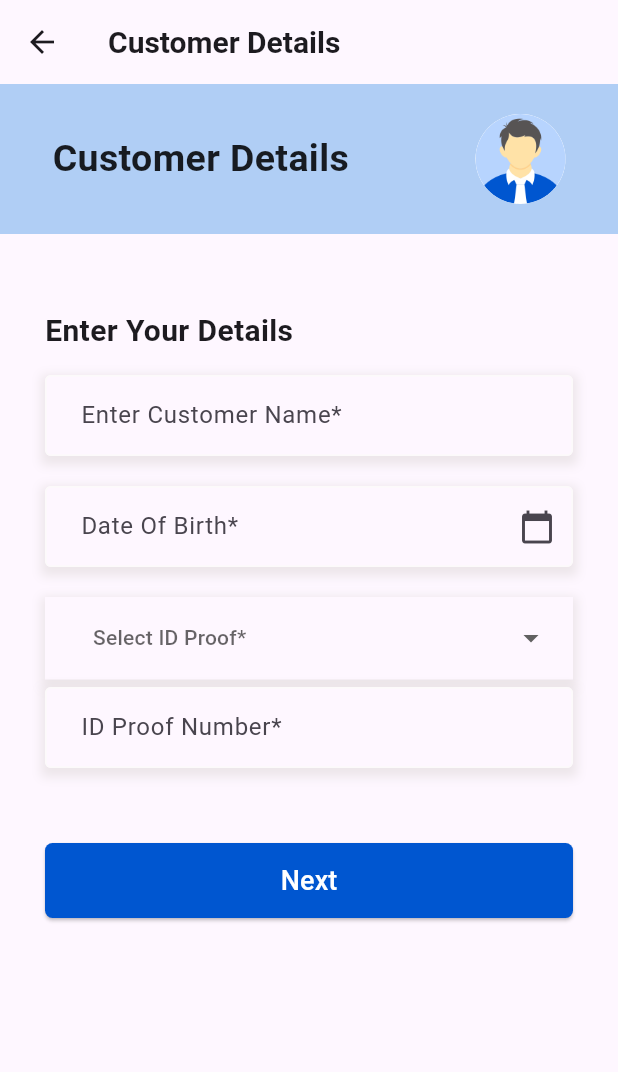
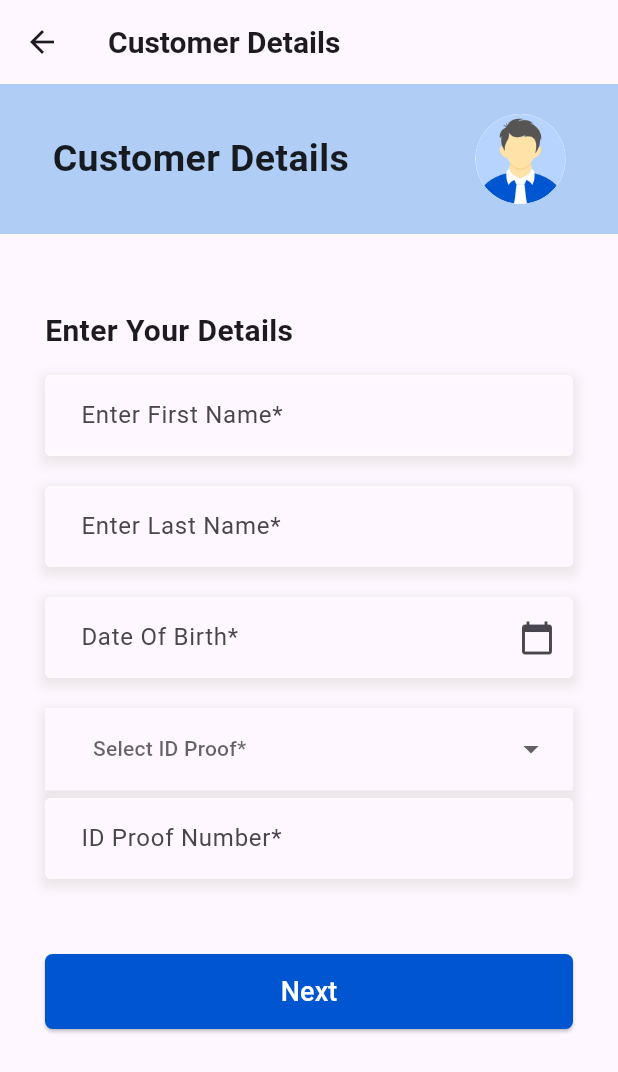
Before and after one commit to AbhayPatil31/fastag-app, a Flutter app: the CustomerDetailsPage screen opened directly with empty values, on a phone screen of 412 x 824 dp. Shown: the top 1072 px of the screen. Run offline on Flutter 3.47's test engine with Material 3 defaults, Android fonts, the phone set to English and light mode, and no system bars; drawn by our look-alikes of dropdown_button2; our stand-ins replace carousel_slider, dio, file_picker, firebase_core, firebase_messaging, fl_chart and 10 more; missing offline and left inert: razorpay_flutter; accounts and stored records are empty; network calls fail; project files that could hold a hidden picture were left out.

```diff
--- a/fast_tag/lib/api/call/addcustomerdetailscall.dart
+++ b/fast_tag/lib/api/call/addcustomerdetailscall.dart
@@ -12,6 +12,7 @@ String addcustomerdetailscallToJson(Addcustomerdetailscall data) =>
 
 class Addcustomerdetailscall {
   String? name;
+  String? lastname;
   String? dob;
   String? docType;
   String? docNo;
@@ -24,6 +25,7 @@ class Addcustomerdetailscall {
 
   Addcustomerdetailscall({
     this.name,
+    this.lastname,
     this.dob,
     this.docType,
     this.docNo,
@@ -37,6 +39,7 @@ class Addcustomerdetailscall {
   factory Addcustomerdetailscall.fromJson(Map<String, dynamic> json) =>
       Addcustomerdetailscall(
         name: json["name"],
+        lastname: json["lastName "],
         dob: json["dob"],
         docType: json["docType"],
         docNo: json["docNo"],
@@ -49,6 +52,7 @@ class Addcustomerdetailscall {
 
   Map<String, dynamic> toJson() => {
         "name": name,
+        "lastName ":lastname,
         "dob": dob,
         "docType": docType,
         "docNo": docNo,
--- a/fast_tag/lib/api/network/uri.dart
+++ b/fast_tag/lib/api/network/uri.dart
@@ -1,3 +1,5 @@
+import '../../utility/apputility.dart';
+
 class URLS {
   static String baseUrl = "https://staginglink.org/shourya-fastag/";
   String agent_login_apiUrl = baseUrl + "agent_login_api";
@@ -12,8 +14,8 @@ class URLS {
   String wallet_total_amount_api_url = baseUrl + "wallet_total_amount_api";
   String wallet_transaction_history_api_url =
       baseUrl + "wallet_transaction_history_api";
-  String fastag_category_request_api_url =
-      baseUrl + "fastag_category_request_api";
+  String fastag_category_request_api_url =Uri.parse(
+      baseUrl + "fastag_category_request_api").replace(queryParameters: {'agent_id': AppUtility.AgentId}).toString();
   String fastag_category_details_api_url =
       baseUrl + "fastag_category_details_api";
   String get_fastag_request_list_url = baseUrl + "get_fastag_request_list";
@@ -49,7 +51,7 @@ class URLS {
   String set_withdra_request_url = baseUrl + "set_withdra_request";
   String get_withdra_request_url = baseUrl + "get_withdra_request";
   String get_total_withdra_amount_url = baseUrl + "get_total_withdra_amount";
-  String get_mapper_class_api_url = baseUrl + "get_mapper_class_api";
+  String get_mapper_class_api_url = baseUrl + "get_mapper_class_api";//have to implement creatjson,networkcall,other is done
   String get_vehicle_class_api_url = baseUrl + "get_vehicle_class_api";
   final int agent_login_api = 1;
   final int profile_details_api = 2;
--- a/fast_tag/lib/pages/assign_customer_details.dart
+++ b/fast_tag/lib/pages/assign_customer_details.dart
@@ -4,12 +4,14 @@ import 'dart:io';
 import 'package:dropdown_button2/dropdown_button2.dart';
 import 'package:fast_tag/api/response/addcustomerdetailsresponse.dart';
 import 'package:fast_tag/api/response/agentplanresponse.dart';
+import 'package:fast_tag/pages/UpperCaseTextInputFormatter%20.dart';
 import 'package:fast_tag/pages/assign_vehicle_details.dart';
 import 'package:fast_tag/utility/apputility.dart';
 import 'package:fast_tag/utility/progressdialog.dart';
 import 'package:file_picker/file_picker.dart';
 import 'package:flutter/cupertino.dart';
 import 'package:flutter/material.dart';
+import 'package:flutter/services.dart';
 import 'package:flutter/widgets.dart';
 import 'package:get/get_connect/http/src/utils/utils.dart';
 import 'package:image_picker/image_picker.dart';
@@ -21,6 +23,8 @@ import '../utility/colorfile.dart';
 import '../utility/snackbardesign.dart';
 
 final _namecontroller = TextEditingController();
+final _lastnamecontroller = TextEditingController();
+
 final _dobcontroller = TextEditingController();
 final _idnumbercontroller = TextEditingController();
 final _idcontroller = TextEditingController();
@@ -95,6 +99,7 @@ class CustomerDetailsPageState extends State<CustomerDetailsPage> {
     // TODO: implement dispose
     super.dispose();
     _namecontroller.clear();
+    _lastnamecontroller.clear();
     _dobcontroller.clear();
     _idcontroller.clear();
     _idnumbercontroller.clear();
@@ -163,7 +168,8 @@ class CustomerDetailsPageState extends State<CustomerDetailsPage> {
                       ),
                     ),
                     SizedBox(height: 15),
-                    namewidget(),
+                    firstnamewidget(),
+                    lastnamewidget(),
                     dobwidget(),
                     idprofselectwidget(),
                     idselectedValue == "2" || idselectedValue == "4"
@@ -218,7 +224,7 @@ class CustomerDetailsPageState extends State<CustomerDetailsPage> {
     );
   }
 
-  Widget namewidget() {
+  Widget firstnamewidget() {
     return Container(
       margin: EdgeInsets.only(bottom: 20),
       decoration: BoxDecoration(
@@ -238,7 +244,45 @@ class CustomerDetailsPageState extends State<CustomerDetailsPage> {
           setState(() {});
         },
         decoration: InputDecoration(
-          hintText: 'Enter Customer Name*',
+          hintText: 'Enter First Name*',
+          border: OutlineInputBorder(),
+          focusedBorder: OutlineInputBorder(
+            borderSide: BorderSide(color: Colors.blue),
+          ),
+          errorText: validatecustomername ? null : errorforname,
+          errorStyle: TextStyle(color: Colors.red, fontSize: 10),
+          enabledBorder: OutlineInputBorder(
+            borderSide:
+                BorderSide(color: const Color.fromARGB(255, 252, 250, 250)!),
+          ),
+          fillColor: Theme.of(context).scaffoldBackgroundColor,
+          filled: true,
+          contentPadding: EdgeInsets.symmetric(vertical: 15, horizontal: 20),
+        ),
+      ),
+    );
+  }
+  Widget lastnamewidget() {
+    return Container(
+      margin: EdgeInsets.only(bottom: 20),
+      decoration: BoxDecoration(
+        boxShadow: [
+          BoxShadow(
+            color: Color.fromARGB(255, 219, 213, 213).withOpacity(0.5),
+            spreadRadius: 3,
+            blurRadius: 5,
+            offset: Offset(0, 3),
+          ),
+        ],
+      ),
+      child: TextField(
+        controller: _lastnamecontroller,
+        onChanged: (value) {
+          validatecustomername = true;
+          setState(() {});
+        },
+        decoration: InputDecoration(
+          hintText: 'Enter Last Name*',
           border: OutlineInputBorder(),
           focusedBorder: OutlineInputBorder(
             borderSide: BorderSide(color: Colors.blue),
@@ -518,6 +562,10 @@ class CustomerDetailsPageState extends State<CustomerDetailsPage> {
       ),
       child: TextField(
   controller: _idnumbercontroller,
+  textCapitalization: TextCapitalization.characters, // Forces capitalization
+  inputFormatters: [
+    FilteringTextInputFormatter.allow(RegExp(r'[A-Z0-9]')), // Allow only uppercase letters and digits
+  ],
   onChanged: (value) {
     validateidnumber = true;
     setState(() {});
@@ -531,8 +579,7 @@ class CustomerDetailsPageState extends State<CustomerDetailsPage> {
       borderSide: BorderSide(color: Colors.blue),
     ),
     enabledBorder: OutlineInputBorder(
-            borderSide:
-                BorderSide(color: const Color.fromARGB(255, 252, 250, 250)!),
+      borderSide: BorderSide(color: const Color.fromARGB(255, 252, 250, 250)!),
     ),
     fillColor: Theme.of(context).scaffoldBackgroundColor,
     filled: true,
@@ -683,6 +730,7 @@ class CustomerDetailsPageState extends State<CustomerDetailsPage> {
       errorforexpirydate = "Please select expiry date ";
   validatefields() {
     if (_namecontroller.text.isEmpty &&
+    _lastnamecontroller.text.isEmpty &&
         _dobcontroller.text.isEmpty &&
         idselectedValue == null &&
         _idnumbercontroller.text.isEmpty &&
@@ -732,6 +780,7 @@ class CustomerDetailsPageState extends State<CustomerDetailsPage> {
       ProgressDialog.showProgressDialog(context, "title");
       String assignfaasttag = createjson().createjsonforaddcustomerdetails(
           _namecontroller.text,
+          _lastnamecontroller.text,
           _dobcontroller.text,
           idselectedValue!,
           _idnumbercontroller.text,
--- a/fast_tag/lib/pages/signUpOtp.dart
+++ b/fast_tag/lib/pages/signUpOtp.dart
@@ -185,7 +185,7 @@ class _SignUpOtpPageState extends State<SignUpOtpPage> {
                   child: RichText(
                       text: TextSpan(
                           text:
-                              'Please enter the 6 digit security code we just sent you at ',
+                              'Please enter the 4 digit security code we just sent you at ',
                           style: TextStyle(
                               color: Color(0xff3B4453),
                               fontWeight: FontWeight.w400,
@@ -202,8 +202,8 @@ class _SignUpOtpPageState extends State<SignUpOtpPage> {
                 ),
                 SizedBox(height: 40),
                 Row(
-                  mainAxisAlignment: MainAxisAlignment.spaceBetween,
-                  children: List.generate(6, (index) => _buildTextField(index)),
+                  mainAxisAlignment: MainAxisAlignment.spaceEvenly,
+                  children: List.generate(4, (index) => _buildTextField(index)),
                 ),
                 SizedBox(
                   height: 20,
```
Also changed, not shown: fast_tag/lib/api/network/create_json.dart (+17 -0 lines), fast_tag/lib/api/network/network.dart (+8 -4 lines), fast_tag/lib/pages/UpperCaseTextInputFormatter .dart (added, +12 -0 lines), fast_tag/lib/pages/assign_fastag.dart (+8 -9 lines), fast_tag/lib/pages/setvehicledetails.dart (+43 -4 lines), fast_tag/lib/pages/wallet.dart (+7 -4 lines). Lines whose indentation alone changed are shown as unchanged.
